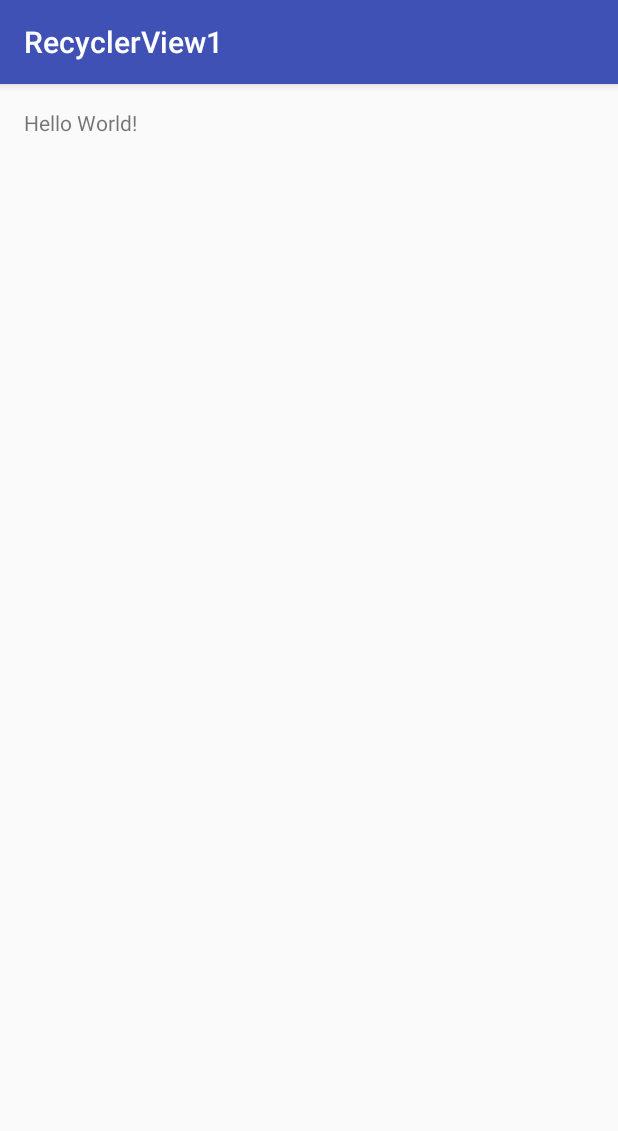
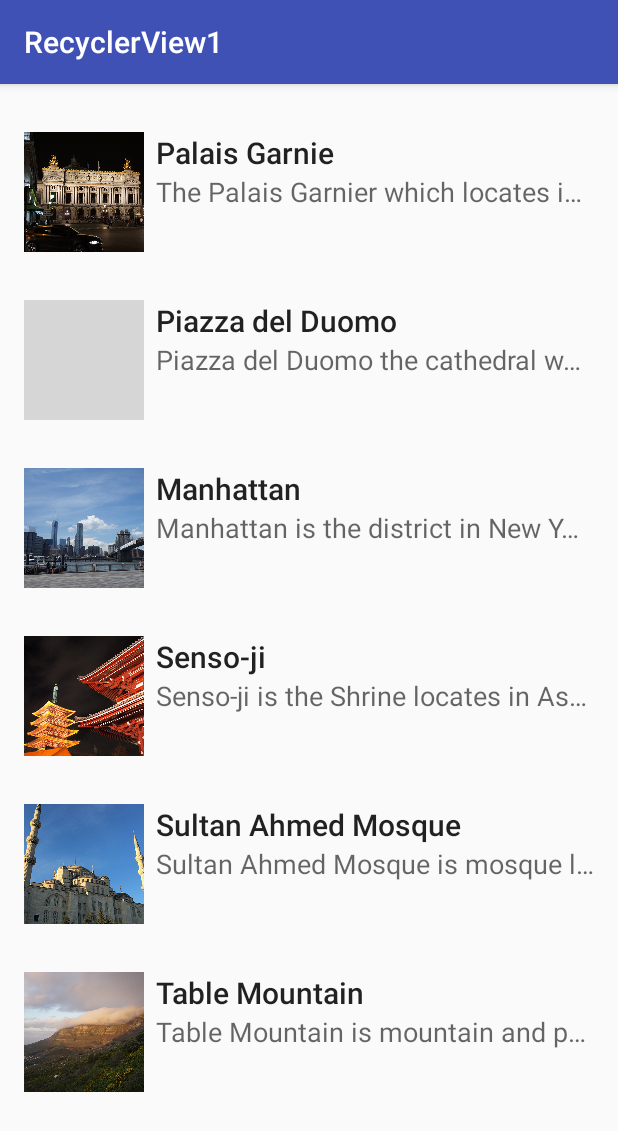
Before and after one commit to saskiamaulansyah/RecyclerView2, an Android app: the screen it shows after launch (MainActivity), on a phone screen of 412 x 824 dp. Shown: the top 1131 px of the screen. Run offline under Robolectric (Android 15) with nearby library versions, the phone set to English and light mode, and no system bars; grey boxes are pictures that could not be loaded.

Commit message:
RecyclerView List

```diff
--- a/app/src/main/java/id/sch/smktelkom_mlg/learn/recyclerview1/MainActivity.java
+++ b/app/src/main/java/id/sch/smktelkom_mlg/learn/recyclerview1/MainActivity.java
@@ -1,13 +1,51 @@
 package id.sch.smktelkom_mlg.learn.recyclerview1;
 
+import android.content.res.Resources;
+import android.content.res.TypedArray;
+import android.graphics.drawable.Drawable;
 import android.os.Bundle;
 import android.support.v7.app.AppCompatActivity;
+import android.support.v7.widget.LinearLayoutManager;
+import android.support.v7.widget.RecyclerView;
+
+import java.util.ArrayList;
+
+import id.sch.smktelkom_mlg.learn.recyclerview1.adapter.HotelAdapter;
+import id.sch.smktelkom_mlg.learn.recyclerview1.model.Hotel;
 
 public class MainActivity extends AppCompatActivity {
 
+    ArrayList<Hotel> mList = new ArrayList<>();
+    HotelAdapter mAdapter;
     @Override
     protected void onCreate(Bundle savedInstanceState) {
         super.onCreate(savedInstanceState);
         setContentView(R.layout.activity_main);
+
+        RecyclerView recyclerView = (RecyclerView) findViewById(R.id.recyclerView);
+        LinearLayoutManager layoutManager = new LinearLayoutManager(this);
+        recyclerView.setLayoutManager(layoutManager);
+        mAdapter = new HotelAdapter(mList);
+        recyclerView.setAdapter(mAdapter);
+
+        fillData();
+    }
+
+    private void fillData() {
+        Resources resources = getResources();
+        String[] arJudul = resources.getStringArray(R.array.places);
+        String[] arDeskripsi = resources.getStringArray(R.array.place_desc);
+        TypedArray a = resources.obtainTypedArray(R.array.places_picture);
+        Drawable[] arFoto = new Drawable[a.length()];
+        for (int i = 0; i < arFoto.length; i++) {
+            arFoto[i] = a.getDrawable(i);
+        }
+        a.recycle();
+        for (int i = 0; i < arJudul.length; i++) {
+            mList.add(new Hotel(arJudul[i], arDeskripsi[i], arFoto[i]));
+
+        }
+        mAdapter.notifyDataSetChanged();
+
     }
 }
--- /dev/null
+++ b/app/src/main/java/id/sch/smktelkom_mlg/learn/recyclerview1/adapter/HotelAdapter.java
@@ -0,0 +1,61 @@
+package id.sch.smktelkom_mlg.learn.recyclerview1.adapter;
+
+import android.support.v7.widget.RecyclerView;
+import android.view.LayoutInflater;
+import android.view.View;
+import android.view.ViewGroup;
+import android.widget.ImageView;
+import android.widget.TextView;
+
+import java.util.ArrayList;
+
+import id.sch.smktelkom_mlg.learn.recyclerview1.R;
+import id.sch.smktelkom_mlg.learn.recyclerview1.model.Hotel;
+
+/**
+ * Created by A455L on 10/29/2016.
+ */
+public class HotelAdapter extends RecyclerView.Adapter<HotelAdapter.ViewHolder> {
+
+    ArrayList<Hotel> hotelList;
+
+    public HotelAdapter(ArrayList<Hotel> hotelList) {
+        this.hotelList = hotelList;
+    }
+
+    @Override
+    public ViewHolder onCreateViewHolder(ViewGroup parent, int viewType) {
+        View V = LayoutInflater.from(parent.getContext()).inflate(R.layout.item_list, parent, false);
+        ViewHolder vh = new ViewHolder(V);
+        return vh;
+    }
+
+    @Override
+    public void onBindViewHolder(ViewHolder holder, int position) {
+        Hotel hotel = hotelList.get(position);
+        holder.tvJudul.setText(hotel.judul);
+        holder.tvDeskripsi.setText(hotel.deskripsi);
+        holder.ivFoto.setImageDrawable(hotel.foto);
+
+    }
+
+    @Override
+    public int getItemCount() {
+        if (hotelList != null)
+            return hotelList.size();
+        return 0;
+    }
+
+    public class ViewHolder extends RecyclerView.ViewHolder {
+        ImageView ivFoto;
+        TextView tvJudul;
+        TextView tvDeskripsi;
+
+        public ViewHolder(View itemView) {
+            super(itemView);
+            ivFoto = (ImageView) itemView.findViewById(R.id.imageView);
+            tvJudul = (TextView) itemView.findViewById(R.id.textViewJudul);
+            tvDeskripsi = (TextView) itemView.findViewById(R.id.textViewDeskripsi);
+        }
+    }
+}
--- /dev/null
+++ b/app/src/main/java/id/sch/smktelkom_mlg/learn/recyclerview1/model/Hotel.java
@@ -0,0 +1,19 @@
+package id.sch.smktelkom_mlg.learn.recyclerview1.model;
+
+import android.graphics.drawable.Drawable;
+
+/**
+ * Created by A455L on 10/29/2016.
+ */
+public class Hotel {
+    public String judul;
+    public String deskripsi;
+    public Drawable foto;
+
+    public Hotel(String judul, String deskripsi, Drawable foto) {
+        this.judul = judul;
+        this.deskripsi = deskripsi;
+        this.foto = foto;
+
+    }
+}
--- a/app/src/main/res/layout/activity_main.xml
+++ b/app/src/main/res/layout/activity_main.xml
@@ -1,16 +1,11 @@
 <?xml version="1.0" encoding="utf-8"?>
-<RelativeLayout xmlns:android="http://schemas.android.com/apk/res/android"
+<android.support.v7.widget.RecyclerView xmlns:android="http://schemas.android.com/apk/res/android"
     xmlns:tools="http://schemas.android.com/tools"
+    android:id="@+id/recyclerView"
     android:layout_width="match_parent"
     android:layout_height="match_parent"
+    android:clipToPadding="false"
     android:paddingBottom="@dimen/activity_vertical_margin"
-    android:paddingLeft="@dimen/activity_horizontal_margin"
-    android:paddingRight="@dimen/activity_horizontal_margin"
     android:paddingTop="@dimen/activity_vertical_margin"
-    tools:context="id.sch.smktelkom_mlg.learn.recyclerview1.MainActivity">
-
-    <TextView
-        android:layout_width="wrap_content"
-        android:layout_height="wrap_content"
-        android:text="Hello World!" />
-</RelativeLayout>
+    android:scrollbars="vertical"
+    tools:context="id.sch.smktelkom_mlg.learn.recyclerview1.MainActivity" />
--- /dev/null
+++ b/app/src/main/res/layout/item_list.xml
@@ -0,0 +1,44 @@
+<?xml version="1.0" encoding="utf-8"?>
+<RelativeLayout xmlns:android="http://schemas.android.com/apk/res/android"
+    xmlns:tools="http://schemas.android.com/tools"
+    android:layout_width="match_parent"
+    android:layout_height="wrap_content"
+    android:background="?android:attr/selectableItemBackground"
+    android:padding="16dp">
+
+
+    <ImageView
+        android:id="@+id/imageView"
+        android:layout_width="80dp"
+        android:layout_height="80dp"
+        android:scaleType="centerCrop"
+        tools:src="@drawable/a" />
+
+    <TextView
+        android:id="@+id/textViewJudul"
+        android:layout_width="match_parent"
+        android:layout_height="wrap_content"
+        android:layout_alignParentTop="true"
+        android:layout_marginLeft="8dp"
+        android:layout_marginStart="8dp"
+        android:layout_toEndOf="@+id/imageView"
+        android:layout_toRightOf="@+id/imageView"
+        android:ellipsize="end"
+        android:maxLines="1"
+        android:textAppearance="@style/TextAppearance.AppCompat.Title"
+        tools:text="Judul" />
+
+    <TextView
+        android:id="@+id/textViewDeskripsi"
+        android:layout_width="match_parent"
+        android:layout_height="wrap_content"
+        android:layout_alignLeft="@+id/textViewJudul"
+        android:layout_alignStart="@+id/textViewJudul"
+        android:layout_below="@+id/textViewJudul"
+        android:ellipsize="end"
+        android:maxLines="1"
+        android:textAppearance="@style/TextAppearance.AppCompat.Medium"
+        tools:text="Deskripsi" />
+
+
+</RelativeLayout>
--- /dev/null
+++ b/app/src/main/res/values/arrays.xml
@@ -0,0 +1,95 @@
+<?xml version="1.0" encoding="utf-8"?><!--
+  ~ Copyright (C) 2016 The Android Open Source Project
+  ~
+  ~ Licensed under the Apache License, Version 2.0 (the "License");
+  ~ you may not use this file except in compliance with the License.
+  ~ You may obtain a copy of the License at
+  ~
+  ~      http://www.apache.org/licenses/LICENSE-2.0
+  ~
+  ~ Unless required by applicable law or agreed to in writing, software
+  ~ distributed under the License is distributed on an "AS IS" BASIS,
+  ~ WITHOUT WARRANTIES OR CONDITIONS OF ANY KIND, either express or implied.
+  ~ See the License for the specific language governing permissions and
+  ~ limitations under the License.
+  -->
+<resources>
+    <string-array name="places">
+        <item>Palais Garnie</item>
+        <item>Piazza del Duomo</item>
+        <item>Manhattan</item>
+        <item>Senso-ji</item>
+        <item>Sultan Ahmed Mosque</item>
+        <item>Table Mountain</item>
+    </string-array>
+    <string-array name="place_desc">
+        <item>The Palais Garnier which locates in Paris was built from 1861 for
+        the Paris Opera.
+        </item>
+        <item>Piazza del Duomo the cathedral which locates in Florence.</item>
+        <item>Manhattan is the district in New York City</item>
+        <item>Senso-ji is the Shrine locates in Asakusa Tokyo</item>
+        <item>Sultan Ahmed Mosque is mosque locates in Istabul, Turkey</item>
+        <item>Table Mountain is mountain and park locates in Cape Town, South Africa.</item>
+    </string-array>
+    <string-array name="place_details">
+        <item>Lorem ipsum dolor sit amet, consectetur adipisicing elit, sed do
+        eiusmod tempor incididunt ut labore et dolore magna aliqua. Ut enim ad minim veniam, quis
+        nostrud exercitation ullamco laboris nisi ut aliquip ex ea commodo consequat. Duis aute
+        irure dolor in reprehenderit in voluptate velit esse cillum dolore eu fugiat nulla
+        pariatur. Excepteur sint occaecat cupidatat non proident, sunt in culpa qui officia
+        deserunt mollit anim id est laborum.
+        </item>
+        <item>Lorem ipsum dolor sit amet, consectetur adipisicing elit, sed do
+        eiusmod tempor incididunt ut labore et dolore magna aliqua. Ut enim ad minim veniam, quis
+        nostrud exercitation ullamco laboris nisi ut aliquip ex ea commodo consequat. Duis aute
+        irure dolor in reprehenderit in voluptate velit esse cillum dolore eu fugiat nulla
+        pariatur. Excepteur sint occaecat cupidatat non proident, sunt in culpa qui officia
+        deserunt mollit anim id est laborum.
+        </item>
+        <item>Lorem ipsum dolor sit amet, consectetur adipisicing elit, sed do
+        eiusmod tempor incididunt ut labore et dolore magna aliqua. Ut enim ad minim veniam, quis
+        nostrud exercitation ullamco laboris nisi ut aliquip ex ea commodo consequat. Duis aute
+        irure dolor in reprehenderit in voluptate velit esse cillum dolore eu fugiat nulla
+        pariatur. Excepteur sint occaecat cupidatat non proident, sunt in culpa qui officia
+        deserunt mollit anim id est laborum.
+        </item>
+        <item>Lorem ipsum dolor sit amet, consectetur adipisicing elit, sed do
+        eiusmod tempor incididunt ut labore et dolore magna aliqua. Ut enim ad minim veniam, quis
+        nostrud exercitation ullamco laboris nisi ut aliquip ex ea commodo consequat. Duis aute
+        irure dolor in reprehenderit in voluptate velit esse cillum dolore eu fugiat nulla
+        pariatur. Excepteur sint occaecat cupidatat non proident, sunt in culpa qui officia
+        deserunt mollit anim id est laborum.
+        </item>
+        <item>Lorem ipsum dolor sit amet, consectetur adipisicing elit, sed do
+        eiusmod tempor incididunt ut labore et dolore magna aliqua. Ut enim ad minim veniam, quis
+        nostrud exercitation ullamco laboris nisi ut aliquip ex ea commodo consequat. Duis aute
+        irure dolor in reprehenderit in voluptate velit esse cillum dolore eu fugiat nulla
+        pariatur. Excepteur sint occaecat cupidatat non proident, sunt in culpa qui officia
+        deserunt mollit anim id est laborum.
+        </item>
+        <item>Lorem ipsum dolor sit amet, consectetur adipisicing elit, sed do
+        eiusmod tempor incididunt ut labore et dolore magna aliqua. Ut enim ad minim veniam, quis
+        nostrud exercitation ullamco laboris nisi ut aliquip ex ea commodo consequat. Duis aute
+        irure dolor in reprehenderit in voluptate velit esse cillum dolore eu fugiat nulla
+        pariatur. Excepteur sint occaecat cupidatat non proident, sunt in culpa qui officia
+        deserunt mollit anim id est laborum.
+        </item>
+    </string-array>
+    <string-array name="place_locations">
+        <item>8 Rue Scribe, 75009 Paris, France</item>
+        <item>Piazza del Capitolo - 50122 Florence</item>
+        <item>New York City</item>
+        <item>2-3-1 Asakusa, Taitō-ku, Tokyo, Japan</item>
+        <item>At Meydanı No:7, 34122 Fatih/İstanbul, Turkey</item>
+        <item>Cape Town, South Africa</item>
+    </string-array>
+    <array name="places_picture">
+        <item>@drawable/a</item>
+        <item>@drawable/b</item>
+        <item>@drawable/c</item>
+        <item>@drawable/d</item>
+        <item>@drawable/e</item>
+        <item>@drawable/f</item>
+    </array>
+</resources>
```
Also changed, not shown: app/src/main/res/drawable/a.png (added), app/src/main/res/drawable/c.png (added), app/src/main/res/drawable/d.png (added), app/src/main/res/drawable/e.png (added), app/src/main/res/drawable/f.png (added), 1 other file.
